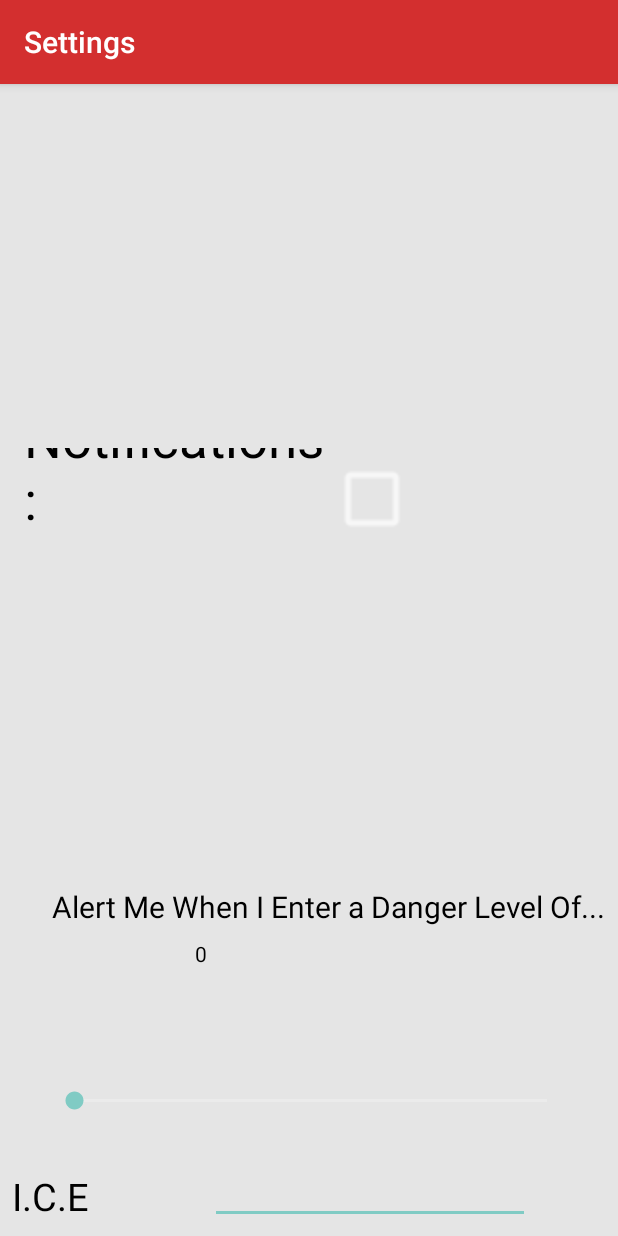
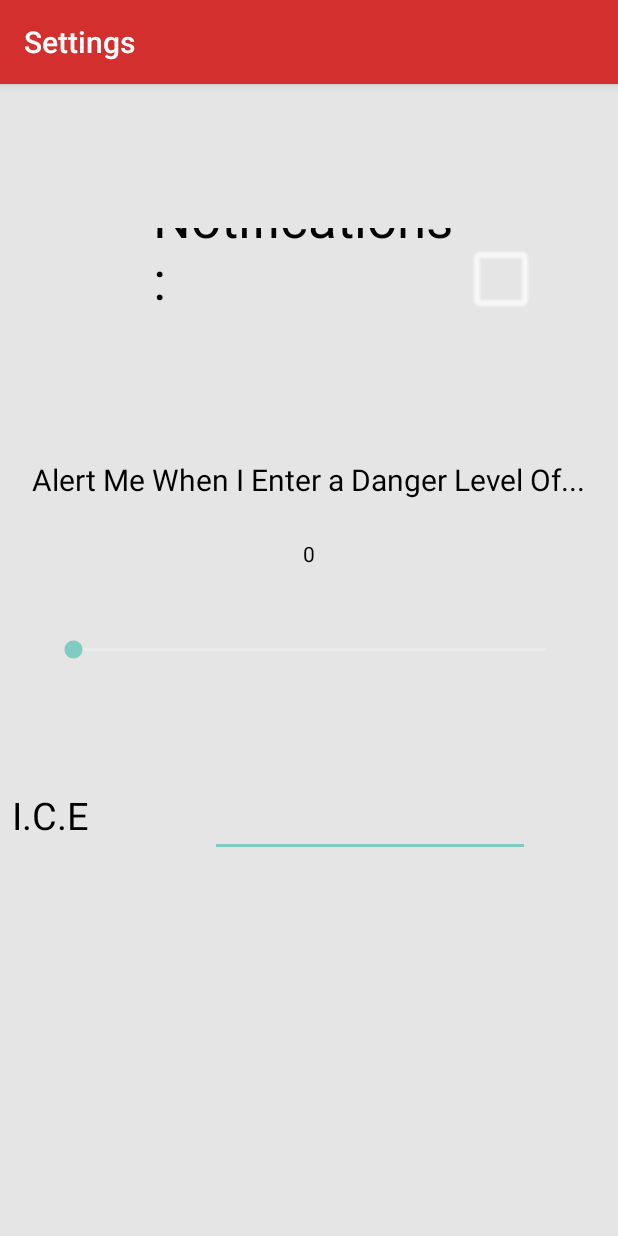
Before and after one commit to mattmacf98/CrimeTracker, an Android app: the SettingsPageActivity screen opened directly, with no data from a screen before it, on a phone screen of 412 x 824 dp. Run offline under Robolectric (Android 15) with nearby library versions, the phone set to English and light mode, and no system bars.

Commit message:
fix settings layout, set limit for data from 50000 to 2500

```diff
--- a/app/src/main/java/com/example/matthew/crimertracker/MapsActivity.java
+++ b/app/src/main/java/com/example/matthew/crimertracker/MapsActivity.java
@@ -133,7 +133,7 @@ public class MapsActivity extends AppCompatActivity implements OnMapReadyCallbac
         // Create request for baltimore city data api endpoint
         String baseURL = "http://data.baltimorecity.gov/resource/4ih5-d5d5.json";
         // String baltimoreURL = baltimoreURL + "?$where=crimedate between " + timeStamp + " and " +
-        String baltimoreURL = baseURL + "?$limit=50000&$where=crimedate between '2018' and '2019'";
+        String baltimoreURL = baseURL + "?$limit=2500&$where=crimedate between '2018' and '2019'";
         Log.d("url", baltimoreURL);
         final Request request2018 = new Request.Builder()
                 .url(baltimoreURL)
--- a/app/src/main/res/layout/activity_settings_page.xml
+++ b/app/src/main/res/layout/activity_settings_page.xml
@@ -11,17 +11,14 @@
         android:id="@+id/notifications_text_view_label"
         android:layout_width="208dp"
         android:layout_height="58dp"
-        android:layout_marginBottom="8dp"
-        android:layout_marginLeft="16dp"
-        android:layout_marginStart="16dp"
-        android:layout_marginTop="16dp"
+        android:layout_marginTop="96dp"
         android:text="Notifications:"
         android:gravity="bottom"
         android:textSize="35sp"
         android:textColor="#000000"
-        app:layout_constraintBottom_toTopOf="@+id/alert_text_view_label"
         app:layout_constraintStart_toStartOf="parent"
-        app:layout_constraintTop_toTopOf="parent" />
+        app:layout_constraintTop_toTopOf="parent"
+        app:layout_constraintEnd_toEndOf="parent" />
 
     <CheckBox
         android:id="@+id/notifications_check_box"
@@ -32,7 +29,6 @@
         android:layout_marginLeft="8dp"
         android:layout_marginRight="8dp"
         android:layout_marginStart="8dp"
-        android:layout_marginTop="28dp"
         android:textColor="#000000"
         android:scaleX="2"
         android:scaleY="2"
@@ -45,57 +41,50 @@
         android:layout_width="wrap_content"
         android:layout_height="wrap_content"
         android:layout_marginBottom="8dp"
+        android:layout_marginTop="96dp"
         android:layout_marginEnd="8dp"
-        android:layout_marginLeft="8dp"
-        android:layout_marginRight="8dp"
         android:layout_marginStart="8dp"
         android:text="Alert Me When I Enter a Danger Level Of..."
         android:textSize="20sp"
-        app:layout_constraintBottom_toTopOf="@+id/alert_text_view_display_int"
-        app:layout_constraintEnd_toEndOf="parent"
-        app:layout_constraintHorizontal_bias="1.0"
-        app:layout_constraintStart_toStartOf="parent" />
+        app:layout_constraintTop_toBottomOf="@id/notifications_text_view_label"
+        app:layout_constraintStart_toStartOf="parent"
+        app:layout_constraintEnd_toEndOf="parent"/>
 
     <SeekBar
         android:id="@+id/alert_seek_bar"
         android:layout_width="347dp"
         android:layout_height="57dp"
-        android:layout_marginBottom="8dp"
-        android:layout_marginEnd="8dp"
-        android:layout_marginLeft="8dp"
-        android:layout_marginRight="8dp"
-        android:layout_marginStart="8dp"
-        app:layout_constraintBottom_toTopOf="@+id/ICE_Number_Edit_Text"
+        android:layout_marginEnd="16dp"
+        android:layout_marginStart="16dp"
         app:layout_constraintEnd_toEndOf="parent"
-        app:layout_constraintHorizontal_bias="0.523"
-        app:layout_constraintStart_toStartOf="parent" />
+        app:layout_constraintStart_toStartOf="parent"
+        app:layout_constraintTop_toBottomOf="@id/alert_text_view_display_int"/>
 
     <TextView
         android:id="@+id/alert_text_view_display_int"
         android:textColor="#000000"
         android:layout_width="152dp"
         android:layout_height="71dp"
-        android:layout_marginBottom="8dp"
         android:layout_marginEnd="8dp"
-        android:layout_marginLeft="8dp"
-        android:layout_marginRight="8dp"
         android:layout_marginStart="8dp"
         android:text="TextView"
-        app:layout_constraintBottom_toTopOf="@+id/alert_seek_bar"
+        app:layout_constraintTop_toBottomOf="@id/alert_text_view_label"
+        android:gravity="center"
         app:layout_constraintEnd_toEndOf="parent"
         app:layout_constraintStart_toStartOf="parent" />
 
     <TextView
-        android:id="@+id/textView2"
+        android:id="@+id/ice_textview"
         android:textColor="#000000"
         android:layout_width="73dp"
         android:layout_height="36dp"
         android:layout_marginBottom="8dp"
-        android:layout_marginLeft="8dp"
+        android:layout_marginTop="64dp"
+        android:layout_marginEnd="8dp"
         android:layout_marginStart="8dp"
         android:text="I.C.E"
         android:textSize="25sp"
-        app:layout_constraintBottom_toBottomOf="parent"
+        app:layout_constraintTop_toBottomOf="@id/alert_seek_bar"
         app:layout_constraintStart_toStartOf="parent" />
 
     <EditText
@@ -110,8 +99,8 @@
         android:layout_marginStart="8dp"
         android:ems="10"
         android:inputType="number"
-        app:layout_constraintBottom_toBottomOf="parent"
+        app:layout_constraintTop_toTopOf="@id/ice_textview"
         app:layout_constraintEnd_toEndOf="parent"
-        app:layout_constraintStart_toEndOf="@+id/textView2" />
+        app:layout_constraintStart_toEndOf="@+id/ice_textview" />
 
 </android.support.constraint.ConstraintLayout>
```
